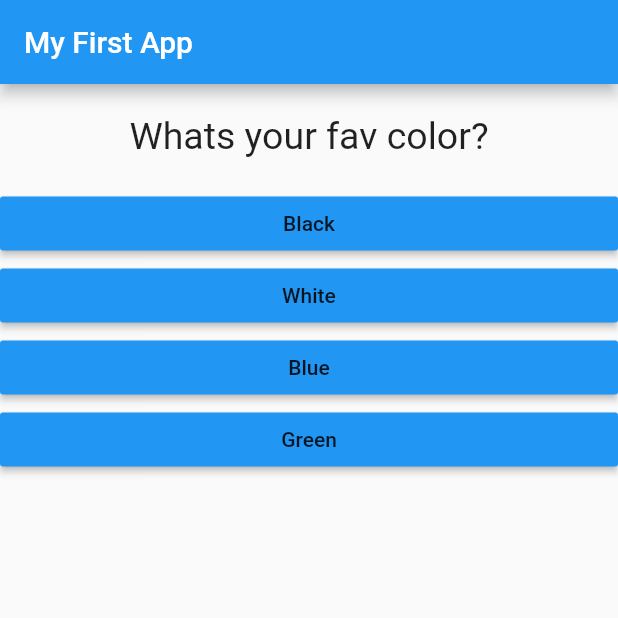
After one commit to touhid-jisan/Android-Practice, a Flutter app: the screen it shows after launch, on a phone screen of 412 x 824 dp, the top half of it. The commit adds this screen. Run offline on Flutter 3.47's test engine with Material 2 defaults, Android fonts, the phone set to English and light mode, and no system bars.

Commit message:
quiz app

```diff
--- a/lib/main.dart
+++ b/lib/main.dart
@@ -1,6 +1,8 @@
 import 'package:flutter/material.dart';
 import 'package:flutter_app/question.dart';
 import 'package:flutter_app/answer.dart';
+import './quiz.dart';
+import './result.dart';
 
 void main() {
   runApp(MyApp());
@@ -17,16 +19,8 @@ class MyApp extends StatefulWidget {
 
 class _MyAppState extends State<MyApp> {
 
-  int _index = 0;
-  void _answerQuestion() {
-    setState(() {
-      _index = _index+1;
-    });
-  }
 
-  @override
-  Widget build(BuildContext context) {
-    var questions = [
+  static const questions = [
     {
       'questionText' : 'Whats your fav color?',
       'answer' : ['Black', 'White', 'Blue', 'Green'],
@@ -44,26 +38,25 @@ class _MyAppState extends State<MyApp> {
       'answer' : ['1', 'W23hite', 'B4lue', 'Gre66en'],
     },
   ];
+
+  int _index = 0;
+  void _answerQuestion() {
+
+    setState(() {
+      _index = _index+1;
+    });
+  }
+
+  @override
+  Widget build(BuildContext context) {
+
    return MaterialApp(
      debugShowCheckedModeBanner: false,
      home: Scaffold(
        appBar: AppBar(
           title: Text('My First App'),),
-       body: Column(
-         children: [
-           Question(questions[_index]['questionText']),
-           /*
-           RaisedButton(child: Text('Question 1'), onPressed: () => print('Answer 1 chosen'),),
-           RaisedButton(child: Text('Question 2'), onPressed: () {print('Answer 2 Chosen');},),
-           RaisedButton(child: Text('Question 3'), onPressed: answerQuestion,),
-
-            */
-           ...(questions[_index]['answer'] as List<String>).map((answer) {
-            return Answer(_answerQuestion , answer);
-           }).toList()
-
-           ],
-       ),
+       body: _index < questions.length ? Quiz(questions, _answerQuestion, _index)
+           : Result(),
        ),
      );
   }
--- /dev/null
+++ b/lib/quiz.dart
@@ -0,0 +1,22 @@
+import 'package:flutter/cupertino.dart';
+import './question.dart';
+import './answer.dart';
+class Quiz extends StatelessWidget {
+  final int index;
+  final List<Map<String, Object>> questions;
+  final Function answerQuestion;
+  Quiz(this.questions, this.answerQuestion, this.index);
+  @override
+  Widget build(BuildContext context) {
+    // TODO: implement build
+    return Column(
+      children: [
+        Question(questions[index]['questionText']),
+        ...(questions[index]['answer'] as List<String>).map((answer) {
+          return Answer(answerQuestion , answer);
+        }).toList()
+      ],
+    );
+  }
+
+}
```
Also changed, not shown: lib/result.dart (added, +12 -0 lines). Lines whose indentation alone changed are shown as unchanged.
